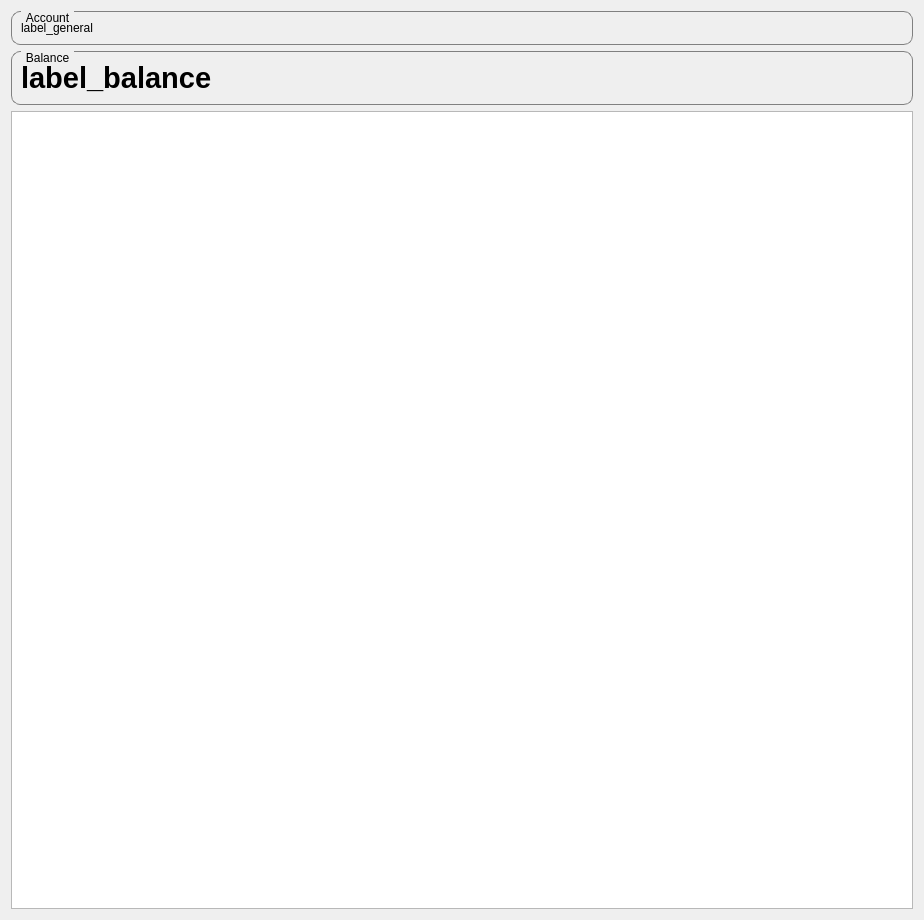
The window that res/ui/wallets_tab.ui (duniter/sakia) describes before a commit, drawn with Qt 5.
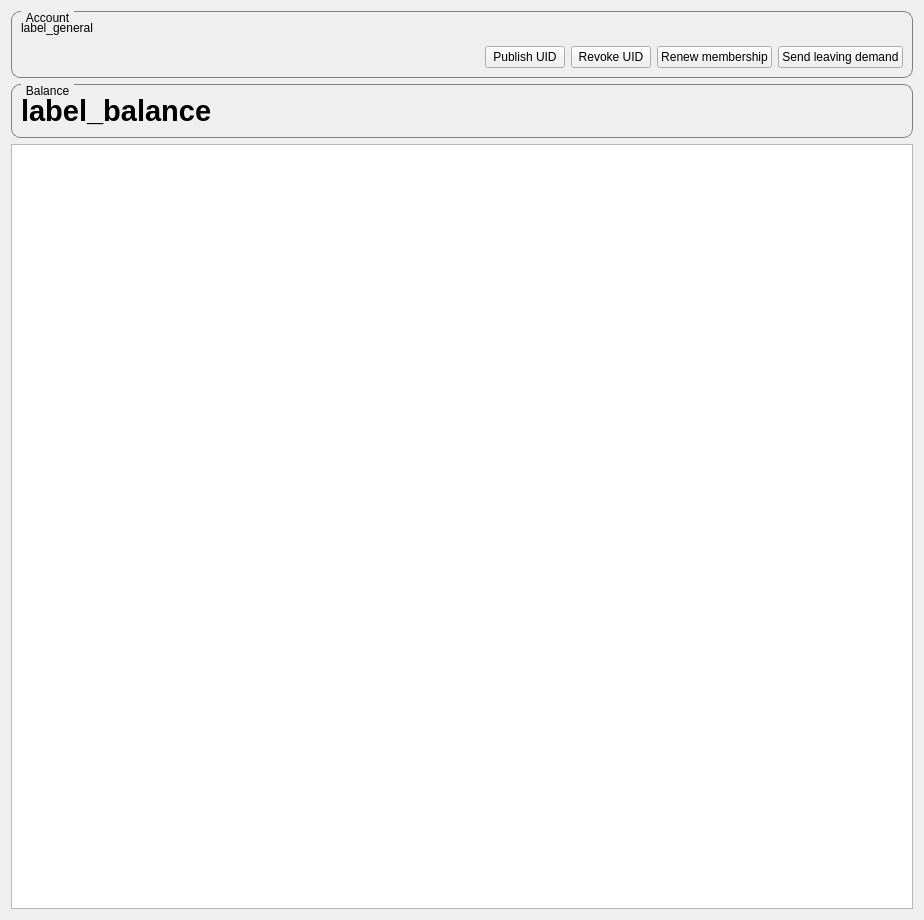
The same window after the commit.

Commit message:
move membership buttons from CommunityTab to WalletTab
Fix bug when not confirming Leave membership

Patch:
```diff
--- a/res/ui/wallets_tab.ui
+++ b/res/ui/wallets_tab.ui
@@ -59,6 +59,57 @@
         </property>
        </widget>
       </item>
+      <item row="1" column="0">
+       <layout class="QHBoxLayout" name="horizontalLayout_2">
+        <property name="leftMargin">
+         <number>0</number>
+        </property>
+        <property name="topMargin">
+         <number>5</number>
+        </property>
+        <item>
+         <spacer name="horizontalSpacer">
+          <property name="orientation">
+           <enum>Qt::Horizontal</enum>
+          </property>
+          <property name="sizeHint" stdset="0">
+           <size>
+            <width>40</width>
+            <height>20</height>
+           </size>
+          </property>
+         </spacer>
+        </item>
+        <item>
+         <widget class="QPushButton" name="button_publish_uid">
+          <property name="text">
+           <string>Publish UID</string>
+          </property>
+         </widget>
+        </item>
+        <item>
+         <widget class="QPushButton" name="button_revoke_uid">
+          <property name="text">
+           <string>Revoke UID</string>
+          </property>
+         </widget>
+        </item>
+        <item>
+         <widget class="QPushButton" name="button_membership">
+          <property name="text">
+           <string>Renew membership</string>
+          </property>
+         </widget>
+        </item>
+        <item>
+         <widget class="QPushButton" name="button_leaving">
+          <property name="text">
+           <string>Send leaving demand</string>
+          </property>
+         </widget>
+        </item>
+       </layout>
+      </item>
      </layout>
     </widget>
    </item>
```
Left out of the diff: 68 changed lines with no effect on the pictures. The commit also changes 4 other files.
